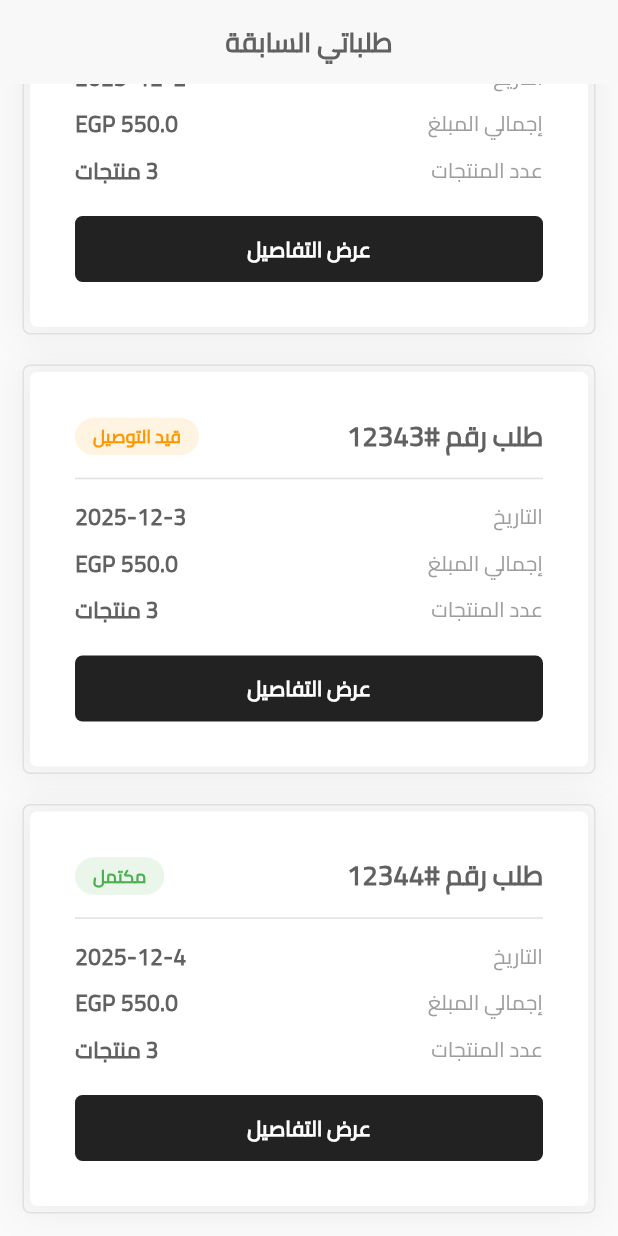
After one commit to eslamKhalaf990/warsha-e-commerce, a Flutter app: the OrdersHistory screen opened by its route, scrolled down 707 dp, after a tap on "عرض التفاصيل", on a phone screen of 412 x 824 dp. The commit adds this screen. Run offline on Flutter 3.47's test engine with Material 3 defaults, Android fonts, the light colour scheme and no system bars; our stand-ins replace cached_network_image, flutter_spinkit, iconsax_flutter, shared_preferences; accounts and stored records are empty; network calls fail.

Commit message:
orders history

```diff
--- a/lib/controllers/time_line.dart
+++ b/lib/controllers/time_line.dart
@@ -57,7 +57,6 @@ class TimelineController extends ChangeNotifier {
   }
 
   void changePage(int index) {
-    print("page changed to $index");
     page = index;
     notifyListeners();
   }
--- a/lib/models/create_order_request.dart
+++ b/lib/models/create_order_request.dart
@@ -20,7 +20,6 @@ class CreateOrderItem {
 
 // This is the main request model
 class CreateOrderRequest {
-  final double delivery;
   final double discount;
   final String downPayment;
   final String bankAccountId;
@@ -30,7 +29,6 @@ class CreateOrderRequest {
   final List<CreateOrderItem> items;
 
   CreateOrderRequest({
-    required this.delivery,
     required this.discount,
     required this.downPayment,
     required this.bankAccountId,
@@ -44,7 +42,6 @@ class CreateOrderRequest {
     return {
       'downPayment' : downPayment,
       'bankAccountId' : bankAccountId,
-      'delivery' : delivery,
       'notes' : notes,
       'orderSource' : orderSource,
       'paymentMethod' : paymentMethod,
--- a/lib/services/base_url.dart
+++ b/lib/services/base_url.dart
@@ -1,6 +1,6 @@
 class Baseurl {
-  // static String baseURL = "http://localhost:8080/";
-  static String baseURL = "https://accommodation-led-comprehensive-floating.trycloudflare.com/";
+  static String baseURL = "http://localhost:8080/";
+  // static String baseURL = "https://yards-loops-ethics-much.trycloudflare.com/";
   static String baseURLImages = "${baseURL}api/files/";
 
   /// =============== Authentication APIs ============== ///
@@ -16,7 +16,7 @@ class Baseurl {
   /// ===============   Customers APIs    ============== ///
 
   /// ===============   Orders APIs    ============== ///
-  static String getAllOrderAPI = '${baseURL}orders';
+  static String getAllOrderAPI = '${baseURL}orders/customer';
   static String addOrderAPI = '${baseURL}orders';
   static String placeOrderAPI = '${baseURL}orders/placeOrder';
   static String updateOrderAPI = '${baseURL}orders';
--- a/lib/services/orders_service.dart
+++ b/lib/services/orders_service.dart
@@ -34,6 +34,27 @@ class OrdersService {
     return response;
   }
 
+    Future<http.Response> getAllOrders(String token) async {
+      debugPrint("getAllOrders called");
+      http.Response response;
+      try {
+        response = await http.get(
+          headers: {
+            'Content-Type': 'application/x-www-form-urlencoded',
+            "Authorization": 'Bearer $token',
+          },
+          Uri.parse(
+            Baseurl.getAllOrderAPI,
+          ),
+        ).timeout(const Duration(seconds: Constants.TIMEOUT));
+      } on TimeoutException {
+        throw Exception('The request timed out. Please try again later.');
+      } catch (e) {
+        throw Exception('Failed to get your orders: $e');
+      }
+      return response;
+    }
+
   Future<http.Response> cancelOrder(String order, String token) async {
     debugPrint("cancelOrder called $order");
     http.Response response;
--- a/lib/view_models/cart_v_m.dart
+++ b/lib/view_models/cart_v_m.dart
@@ -32,7 +32,6 @@ class CartVM with ChangeNotifier {
   }
 
   Future<OrderResponse?> placeOrder({
-    double delivery = 150.0,
     double discount = 0.0,
     String paymentMethod = "Cash",
     String orderSource = "E-Commerce",
@@ -56,7 +55,6 @@ class CartVM with ChangeNotifier {
 
     // 3. Create the Main Request Object
     CreateOrderRequest requestModel = CreateOrderRequest(
-      delivery: delivery,
       discount: discount,
       downPayment: downPayment,
       bankAccountId: bankAccountId,
--- a/lib/view_models/customers_v_m.dart
+++ b/lib/view_models/customers_v_m.dart
@@ -33,6 +33,7 @@ class CustomerVM extends ChangeNotifier {
     return status;
   }
 
+
   void toggleLogin(bool state) {
     isLogin = state;
     notifyListeners();
--- /dev/null
+++ b/lib/view_models/order_v_m.dart
@@ -0,0 +1,48 @@
+import 'dart:convert';
+
+import 'package:flutter/cupertino.dart';
+import 'package:warsha_commerce/models/orderModel.dart';
+import 'package:warsha_commerce/services/orders_service.dart';
+import 'package:warsha_commerce/view_models/user_v_m.dart';
+
+class OrderVM extends ChangeNotifier {
+  final OrdersService _orderService;
+  final UserViewModel _userViewModel;
+
+
+  bool isLoading = false;
+  bool isLogin = true;
+
+  OrderVM(this._orderService, this._userViewModel){
+    getCustomerOrder();
+  }
+
+  Future<List<OrderModel>> getCustomerOrder() async {
+    List<OrderModel> ordersList = [];
+    try {
+      isLoading = true;
+      final response = await _orderService.getAllOrders(_userViewModel.token);
+      if (response.statusCode == 200) {
+        final orders = jsonDecode(response.body);
+        final List<dynamic> data = orders;
+        ordersList = data.map((item) => OrderModel.fromJson(item)).toList();
+      } else {
+        debugPrint("Failed to fetch ordersList: ${response.statusCode}");
+      }
+    } catch (e) {
+      debugPrint("Error fetching ordersList: $e");
+    } finally {
+
+      isLoading = false;
+      notifyListeners();
+    }
+    return ordersList;
+  }
+
+
+
+  void toggleLogin(bool state) {
+    isLogin = state;
+    notifyListeners();
+  }
+}
--- a/lib/view_models/user_v_m.dart
+++ b/lib/view_models/user_v_m.dart
@@ -1,11 +1,13 @@
 import 'dart:convert';
-
 import 'package:flutter/cupertino.dart';
+import 'package:shared_preferences/shared_preferences.dart';
 import 'package:warsha_commerce/services/user_service.dart';
 
 class UserViewModel extends ChangeNotifier {
   bool isLoading = false;
   final UserService _userService;
+
+  // State variables
   String token = "-";
   String address = "-";
   String name = "-";
@@ -13,8 +15,28 @@ class UserViewModel extends ChangeNotifier {
   String email = "-";
   String governorate = "-";
 
+  UserViewModel(this._userService) {
+    loadSavedUser();
+  }
 
-  UserViewModel(this._userService);
+  // 1. Restore state from LocalStorage
+  Future<void> loadSavedUser() async {
+    final prefs = await SharedPreferences.getInstance();
+    final String? userDataString = prefs.getString('user_data');
+
+    if (userDataString != null) {
+      final Map<String, dynamic> userMap = jsonDecode(userDataString);
+      token = userMap['token'] ?? "-";
+      address = userMap['address'] ?? "-";
+      name = userMap['name'] ?? "-";
+      phone = userMap['phone'] ?? "-";
+      email = userMap['email'] ?? "-";
+      governorate = userMap['governorate'] ?? "-";
+
+      notifyListeners(); // Update UI with restored data
+      debugPrint("User state restored from storage");
+    }
+  }
 
   Future<String> login(String username, String password) async {
     String status = "";
@@ -24,19 +46,24 @@ class UserViewModel extends ChangeNotifier {
 
       final response = await _userService.login(username, password);
       if (response.statusCode == 200) {
+        final data = jsonDecode(response.body);
+
+        // Update local variables
+        token = data["token"];
+        address = data["address"];
+        name = data["name"];
+        phone = data["phone"];
+        email = data["email"];
+        governorate = data["governorate"];
+
+        // 2. Persist entire object as a JSON string
+        final prefs = await SharedPreferences.getInstance();
+        await prefs.setString('user_data', jsonEncode(data));
+
         status = "logged_in";
-
-        token = jsonDecode(response.body)["token"];
-        address = jsonDecode(response.body)["address"];
-        name = jsonDecode(response.body)["name"];
-        phone = jsonDecode(response.body)["phone"];
-        email = jsonDecode(response.body)["email"];
-        governorate = jsonDecode(response.body)["governorate"];
-
-        debugPrint("Logged in successfully");
+        debugPrint("Logged in and data persisted");
       } else {
         status = "failed_login";
-        debugPrint("Failed to login: ${response.statusCode}");
       }
     } catch (e) {
       status = "failed_login";
@@ -48,4 +75,20 @@ class UserViewModel extends ChangeNotifier {
     return status;
   }
 
+  // 3. Clear storage on logout
+  Future<void> logout() async {
+    final prefs = await SharedPreferences.getInstance();
+    await prefs.remove('user_data');
+
+    // Reset variables
+    token = "-";
+    address = "-";
+    name = "-";
+    phone = "-";
+    email = "-";
+    governorate = "-";
+
+    notifyListeners();
+    debugPrint("🧹 State cleared");
+  }
 }
--- /dev/null
+++ b/lib/views/orders/orders_history.dart
@@ -0,0 +1,128 @@
+import 'package:flutter/material.dart';
+import 'package:provider/provider.dart';
+import 'package:warsha_commerce/utils/const_values.dart';
+import 'package:warsha_commerce/view_models/order_v_m.dart';
+import 'package:warsha_commerce/views/shopping_cart/container_style.dart';
+
+class OrdersHistory extends StatelessWidget {
+  const OrdersHistory({super.key});
+
+  @override
+  Widget build(BuildContext context) {
+    return Consumer<OrderVM>(
+      builder: (context, orderVM, child) => Scaffold(
+        appBar: AppBar(
+          title: const Text("طلباتي السابقة", style: TextStyle(fontSize: 18, fontWeight: FontWeight.bold)),
+          centerTitle: true,
+          automaticallyImplyLeading: false,
+        ),
+        body: Center(
+          child: Container(
+            constraints: const BoxConstraints(maxWidth: 600),
+            child: orderVM.isLoading ? const CircularProgressIndicator(
+              color: Colors.black,
+              strokeWidth: 2,
+            ) : ListView.separated(
+              padding: const EdgeInsets.all(15),
+              itemCount: 5,
+              itemBuilder: (BuildContext context, int index) {
+                return OrderHistoryCard(index: index);
+              },
+              separatorBuilder: (BuildContext context, int index) {
+                return const SizedBox(height: 20);
+              },
+            ),
+          ),
+        ),
+      ),
+    );
+  }
+}
+
+class OrderHistoryCard extends StatelessWidget {
+  final int index;
+  const OrderHistoryCard({super.key, required this.index});
+
+  @override
+  Widget build(BuildContext context) {
+    return StyledContainer(
+      child: Column(
+        crossAxisAlignment: CrossAxisAlignment.start,
+        children: [
+          Row(
+            mainAxisAlignment: MainAxisAlignment.spaceBetween,
+            children: [
+              Text(
+                "طلب رقم #1234$index",
+                style: const TextStyle(fontSize: 18, fontWeight: FontWeight.bold),
+              ),
+              _buildStatusChip(context, index % 2 == 0 ? "مكتمل" : "قيد التوصيل"),
+            ],
+          ),
+          const Divider(height: 30),
+
+          _historyRow("التاريخ", "2025-12-$index"),
+          const SizedBox(height: 10),
+          _historyRow("إجمالي المبلغ", "550.0 EGP"),
+          const SizedBox(height: 10),
+          _historyRow("عدد المنتجات", "3 منتجات"),
+
+          const SizedBox(height: 20),
+
+          // Reusing the "Apply" button style for "Details"
+          InkWell(
+            onTap: () {
+              // Navigate to order details
+            },
+            child: Container(
+              width: double.infinity,
+              padding: const EdgeInsets.symmetric(vertical: 12),
+              decoration: BoxDecoration(
+                  color: Theme.of(context).colorScheme.tertiary,
+                  borderRadius: Constants.BORDER_RADIUS_5,
+              ),
+              child: Center(
+                child: Text(
+                  "عرض التفاصيل",
+                  style: TextStyle(
+                    fontWeight: FontWeight.bold,
+                    color: Theme.of(context).colorScheme.onPrimary,
+                  ),
+                ),
+              ),
+            ),
+          ),
+        ],
+      ),
+    );
+  }
+
+  Widget _historyRow(String label, String value) {
+    return Row(
+      mainAxisAlignment: MainAxisAlignment.spaceBetween,
+      children: [
+        Text(label, style: const TextStyle(fontSize: 14, color: Colors.grey)),
+        Text(value, style: const TextStyle(fontSize: 15, fontWeight: FontWeight.w600)),
+      ],
+    );
+  }
+
+  Widget _buildStatusChip(BuildContext context, String status) {
+    bool isDone = status == "مكتمل";
+    return Container(
+      padding: const EdgeInsets.symmetric(horizontal: 12, vertical: 4),
+      decoration: BoxDecoration(
+        color: isDone ? Colors.green.withAlpha(30) : Colors.orange.withAlpha(30),
+        borderRadius: BorderRadius.circular(20),
+      ),
+      child: Text(
+        status,
+        style: TextStyle(
+          color: isDone ? Colors.green : Colors.orange,
+          fontSize: 12,
+          fontWeight: FontWeight.bold,
+        ),
+      ),
+    );
+  }
+}
--- a/lib/views/payment/payment_step.dart
+++ b/lib/views/payment/payment_step.dart
@@ -361,6 +361,10 @@ class _PaymentState extends State<Payment> {
                     ),
                   );
                   timeline.changePage(3);
+                  Provider.of<CartVM>(
+                    context,
+                    listen: false,
+                  ).clear();
                 }
               },
               title: "تأكيد الطلب",
```
Also changed, not shown: lib/main.dart (+11 -0 lines), lib/models/orderModel.dart (+1 -60 lines), lib/views/home/home_app_bar.dart (+13 -0 lines), lib/views/shopping_cart/order_summary.dart (+2 -18 lines), 1 other file.
